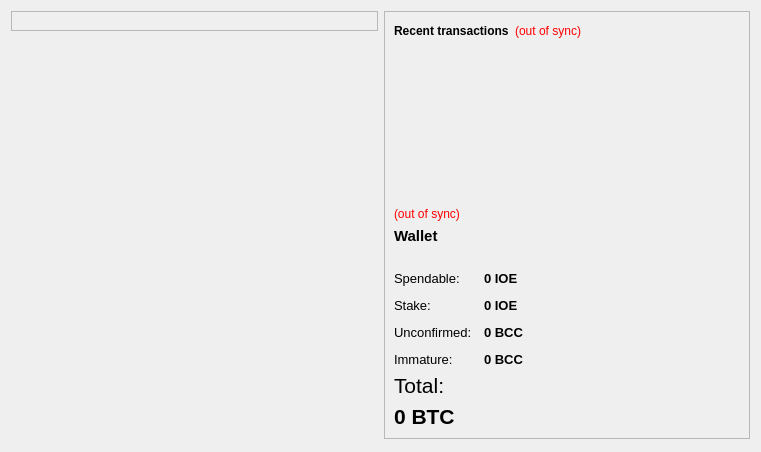
Qt form src/qt/forms/overviewpage.ui (IOEdev/IOEsource) before a commit.
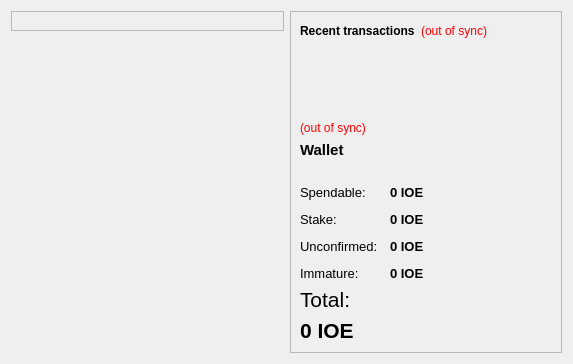
The same form after that commit.

What changed in the file:
```diff
--- a/src/qt/forms/overviewpage.ui
+++ b/src/qt/forms/overviewpage.ui
@@ -6,8 +6,8 @@
    <rect>
     <x>0</x>
     <y>0</y>
-    <width>761</width>
-    <height>452</height>
+    <width>573</width>
+    <height>342</height>
    </rect>
   </property>
   <property name="windowTitle">
@@ -268,7 +268,7 @@
              <string>Total of transactions that have yet to be confirmed, and do not yet count toward the current balance</string>
             </property>
             <property name="text">
-             <string notr="true">0 BCC</string>
+             <string notr="true">0 IOE</string>
             </property>
             <property name="textInteractionFlags">
              <set>Qt::LinksAccessibleByMouse|Qt::TextSelectableByKeyboard|Qt::TextSelectableByMouse</set>
@@ -300,7 +300,7 @@
              <string>Mined balance that has not yet matured</string>
             </property>
             <property name="text">
-             <string notr="true">0 BCC</string>
+             <string notr="true">0 IOE</string>
             </property>
             <property name="textInteractionFlags">
              <set>Qt::LinksAccessibleByMouse|Qt::TextSelectableByKeyboard|Qt::TextSelectableByMouse</set>
@@ -339,7 +339,7 @@
            <string>Your current total balance</string>
           </property>
           <property name="text">
-           <string notr="true">0 BTC</string>
+           <string notr="true">0 IOE</string>
           </property>
           <property name="textInteractionFlags">
            <set>Qt::LinksAccessibleByMouse|Qt::TextSelectableByKeyboard|Qt::TextSelectableByMouse</set>
```
